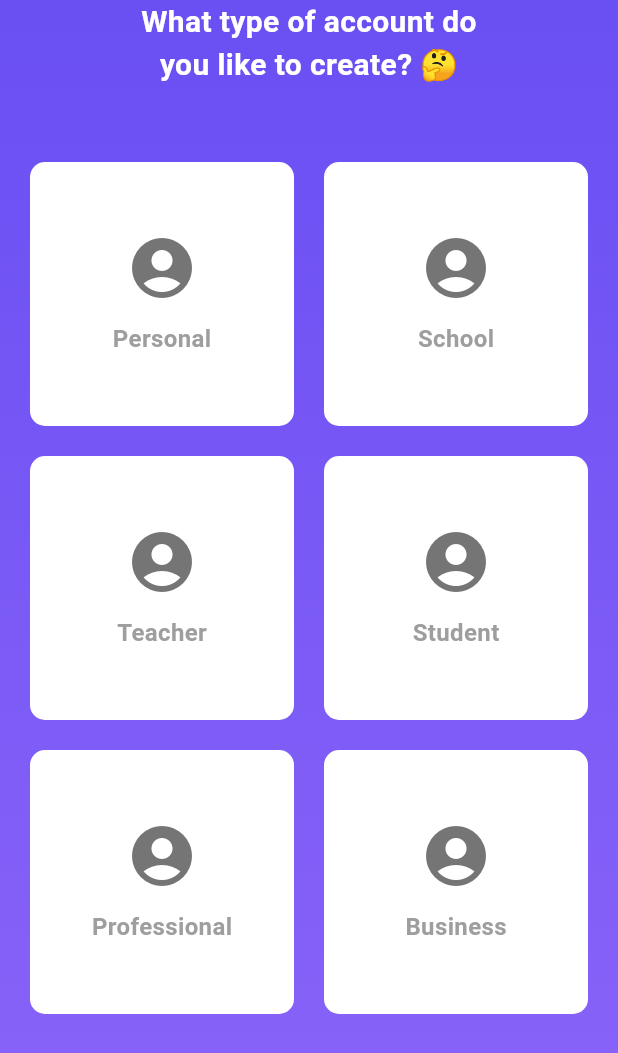
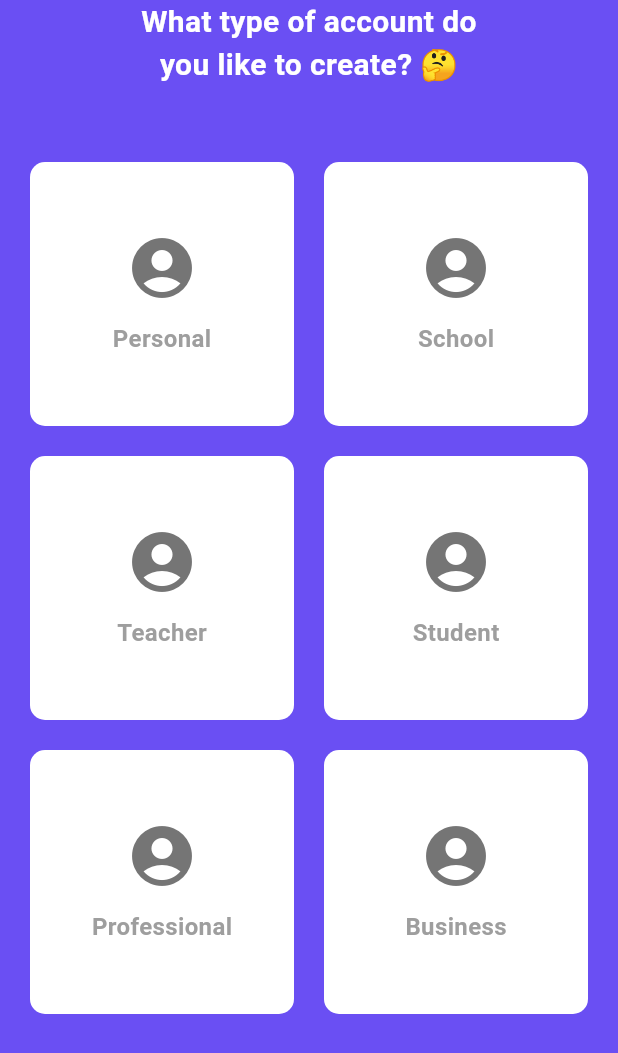
Before and after one commit to aniketrajkuntwar/quiz_app_flutter, a Flutter app: the screen it shows after launch, after a tap on "GET STARTED", on a phone screen of 412 x 824 dp. Shown: the top 1053 px of the screen. Run offline on Flutter 3.47's test engine with Material 3 defaults, Android fonts, the phone set to English and light mode, and no system bars.

Commit message:
Add files via upload

```diff
--- a/lib/main.dart
+++ b/lib/main.dart
@@ -1,28 +1,76 @@
 import 'package:flutter/material.dart';
+import 'dart:async';
 
 void main() {
-  runApp(QuizApp());
+  runApp(QuizzoApp());
 }
 
-class QuizApp extends StatelessWidget {
+class QuizzoApp extends StatelessWidget {
   @override
   Widget build(BuildContext context) {
     return MaterialApp(
-      debugShowCheckedModeBanner: false,
-      home: FirstScreen(),
+      title: 'Quizzo',
+      home: SplashScreen(),
     );
   }
 }
 
-class FirstScreen extends StatefulWidget {
+class SplashScreen extends StatefulWidget {
   @override
-  _FirstScreenState createState() => _FirstScreenState();
+  _SplashScreenState createState() => _SplashScreenState();
 }
 
-class _FirstScreenState extends State<FirstScreen>
+class _SplashScreenState extends State<SplashScreen> {
+  @override
+  void initState() {
+    super.initState();
+    _navigateToLandingPage();
+  }
+
+  void _navigateToLandingPage() {
+    Timer(Duration(seconds: 3), () {
+      Navigator.pushReplacement(
+        context,
+        MaterialPageRoute(builder: (context) => LandingPage()),
+      );
+    });
+  }
+
+  @override
+  Widget build(BuildContext context) {
+    return Scaffold(
+      backgroundColor: Color.fromARGB(255, 255, 255, 255),
+      body: Center(
+        child: Text(
+          'Quizzo',
+          style: TextStyle(
+            color: const Color.fromARGB(255, 25, 0, 253),
+            fontSize: 48.0,
+            fontWeight: FontWeight.bold,
+          ),
+        ),
+      ),
+    );
+  }
+}
+
+class LandingPage extends StatefulWidget {
+  @override
+  _LandingPageState createState() => _LandingPageState();
+}
+
+class _LandingPageState extends State<LandingPage>
     with SingleTickerProviderStateMixin {
   late AnimationController _animationController;
   late Animation<double> _fadeInAnimation;
+  late Timer _textTimer;
+  int _currentTextIndex = 0;
+
+  final List<String> _texts = [
+    "Create, share and play quizzes whenever and wherever you want",
+    "Find fun and interesting quizzes to boost up your knowledge",
+    "Play and take quiz challenges together with your friends"
+  ];
 
   @override
   void initState() {
@@ -39,29 +87,32 @@ class _FirstScreenState extends State<FirstScreen>
     );
 
     _animationController.forward();
+
+    _textTimer = Timer.periodic(const Duration(seconds: 2), (timer) {
+      setState(() {
+        _currentTextIndex = (_currentTextIndex + 1) % _texts.length;
+      });
+    });
   }
 
   @override
   void dispose() {
     _animationController.dispose();
+    _textTimer.cancel();
     super.dispose();
   }
 
   @override
   Widget build(BuildContext context) {
     return Scaffold(
+      backgroundColor: Color.fromARGB(255, 255, 255, 255),
       body: SafeArea(
-        child: Container(
-          width: double.infinity,
-          decoration: const BoxDecoration(
-            gradient: LinearGradient(
-              colors: [Color(0xFF6A4FF3), Color(0xFF8C65F9)],
-              begin: Alignment.topCenter,
-              end: Alignment.bottomCenter,
-            ),
-          ),
         child: Column(
           mainAxisAlignment: MainAxisAlignment.spaceBetween,
+          children: [
+            Expanded(
+              child: Column(
+                mainAxisAlignment: MainAxisAlignment.center,
                 children: [
                   FadeTransition(
                     opacity: _fadeInAnimation,
@@ -69,44 +120,56 @@ class _FirstScreenState extends State<FirstScreen>
                       padding: const EdgeInsets.symmetric(
                           horizontal: 20.0, vertical: 40.0),
                       child: Image.asset(
-                    'assets/images/quiz_illustration.png',
+                        'assets/images/quiz_illustration.png.jpeg',
                         height: 300,
                         fit: BoxFit.cover,
                       ),
                     ),
                   ),
-              FadeTransition(
-                opacity: _fadeInAnimation,
-                child: const Padding(
-                  padding: EdgeInsets.symmetric(horizontal: 20.0),
+                  AnimatedSwitcher(
+                    duration: const Duration(milliseconds: 500),
+                    child: Padding(
+                      key: ValueKey<String>(_texts[_currentTextIndex]),
+                      padding: const EdgeInsets.symmetric(horizontal: 20.0),
                       child: Column(
                         children: [
                           Text(
-                        "Create, share and play quizzes whenever and wherever you want",
+                            _texts[_currentTextIndex],
                             textAlign: TextAlign.center,
-                        style: TextStyle(
-                          color: Colors.white,
+                            style: const TextStyle(
+                              color: Color.fromARGB(255, 140, 0, 255),
                               fontSize: 20,
                               fontWeight: FontWeight.w600,
                               height: 1.5,
                             ),
                           ),
-                      SizedBox(height: 15),
+                          const SizedBox(height: 15),
                           Row(
                             mainAxisAlignment: MainAxisAlignment.center,
-                        children: [
-                          CircleAvatar(
+                            children: List.generate(
+                              _texts.length,
+                              (index) => Padding(
+                                padding:
+                                    const EdgeInsets.symmetric(horizontal: 4.0),
+                                child: CircleAvatar(
                                   radius: 4,
-                            backgroundColor: Colors.white,
+                                  backgroundColor: _currentTextIndex == index
+                                      ? Colors.white
+                                      : Colors.white54,
                                 ),
-                        ],
+                              ),
+                            ),
                           ),
                         ],
                       ),
                     ),
                   ),
+                ],
+              ),
+            ),
             Padding(
-                padding: const EdgeInsets.symmetric(horizontal: 20.0),
+              padding:
+                  const EdgeInsets.symmetric(horizontal: 20.0, vertical: 20.0),
               child: Column(
                 children: [
                   ElevatedButton(
@@ -130,7 +193,7 @@ class _FirstScreenState extends State<FirstScreen>
                       child: Text(
                         "GET STARTED",
                         style: TextStyle(
-                            color: Color(0xFF6A4FF3),
+                          color: Color.fromARGB(255, 43, 0, 255),
                           fontWeight: FontWeight.bold,
                           fontSize: 16,
                         ),
@@ -156,12 +219,10 @@ class _FirstScreenState extends State<FirstScreen>
                       ),
                     ),
                   ),
-                    const SizedBox(height: 20),
                 ],
               ),
             ),
           ],
-          ),
         ),
       ),
     );
@@ -172,16 +233,8 @@ class AccountTypePage extends StatelessWidget {
   @override
   Widget build(BuildContext context) {
     return Scaffold(
+      backgroundColor: Color(0xFF6A4FF3),
       body: SafeArea(
-        child: Container(
-          width: double.infinity,
-          decoration: const BoxDecoration(
-            gradient: LinearGradient(
-              colors: [Color(0xFF6A4FF3), Color(0xFF8C65F9)],
-              begin: Alignment.topCenter,
-              end: Alignment.bottomCenter,
-            ),
-          ),
         child: Column(
           mainAxisAlignment: MainAxisAlignment.center,
           children: [
@@ -274,7 +327,6 @@ class AccountTypePage extends StatelessWidget {
           ],
         ),
       ),
-      ),
     );
   }
 
@@ -324,7 +376,6 @@ class _LoginPageState extends State<LoginPage> {
   final _passwordController = TextEditingController();
 
   void _handleForgotPassword() {
-    // Show a dialog or navigate to a new page to handle the forgot password flow
     showDialog(
       context: context,
       builder: (BuildContext context) {
@@ -347,7 +398,6 @@ class _LoginPageState extends State<LoginPage> {
           actions: [
             TextButton(
               onPressed: () {
-                // Handle the password reset request
                 _sendPasswordResetEmail();
                 Navigator.of(context).pop();
               },
@@ -366,23 +416,14 @@ class _LoginPageState extends State<LoginPage> {
   }
 
   void _sendPasswordResetEmail() {
-    // Implement the logic to send the password reset email
     print('Sending password reset email to: ${_emailController.text}');
   }
 
   @override
   Widget build(BuildContext context) {
     return Scaffold(
+      backgroundColor: Color(0xFF6A4FF3),
       body: SafeArea(
-        child: Container(
-          width: double.infinity,
-          decoration: const BoxDecoration(
-            gradient: LinearGradient(
-              colors: [Color(0xFF6A4FF3), Color(0xFF8C65F9)],
-              begin: Alignment.topCenter,
-              end: Alignment.bottomCenter,
-            ),
-          ),
         child: Padding(
           padding: const EdgeInsets.all(20.0),
           child: Form(
@@ -434,7 +475,6 @@ class _LoginPageState extends State<LoginPage> {
                 ElevatedButton(
                   onPressed: () {
                     if (_formKey.currentState!.validate()) {
-                        // Handle login form submission
                       print('Email: ${_emailController.text}');
                       print('Password: ${_passwordController.text}');
                     }
@@ -473,7 +513,6 @@ class _LoginPageState extends State<LoginPage> {
                 const SizedBox(height: 16.0),
                 TextButton(
                   onPressed: () {
-                      // Navigate to sign up page
                     Navigator.push(
                       context,
                       MaterialPageRoute(
@@ -491,7 +530,6 @@ class _LoginPageState extends State<LoginPage> {
                   ),
                 ),
               ],
-              ),
             ),
           ),
         ),
@@ -514,16 +552,8 @@ class _CreateAccountPageState extends State<CreateAccountPage> {
   @override
   Widget build(BuildContext context) {
     return Scaffold(
+      backgroundColor: Color(0xFF6A4FF3),
       body: SafeArea(
-        child: Container(
-          width: double.infinity,
-          decoration: const BoxDecoration(
-            gradient: LinearGradient(
-              colors: [Color(0xFF6A4FF3), Color(0xFF8C65F9)],
-              begin: Alignment.topCenter,
-              end: Alignment.bottomCenter,
-            ),
-          ),
         child: Padding(
           padding: const EdgeInsets.all(20.0),
           child: Form(
@@ -594,7 +624,6 @@ class _CreateAccountPageState extends State<CreateAccountPage> {
                 ElevatedButton(
                   onPressed: () {
                     if (_formKey.currentState!.validate()) {
-                        // Handle form submission
                       print('Username: ${_usernameController.text}');
                       print('Email: ${_emailController.text}');
                       print('Password: ${_passwordController.text}');
@@ -622,7 +651,6 @@ class _CreateAccountPageState extends State<CreateAccountPage> {
                 const SizedBox(height: 16.0),
                 TextButton(
                   onPressed: () {
-                      // Navigate to login page
                     Navigator.push(
                       context,
                       MaterialPageRoute(
@@ -644,7 +672,6 @@ class _CreateAccountPageState extends State<CreateAccountPage> {
           ),
         ),
       ),
-      ),
     );
   }
 }
```
Lines whose indentation alone changed are shown as unchanged.
